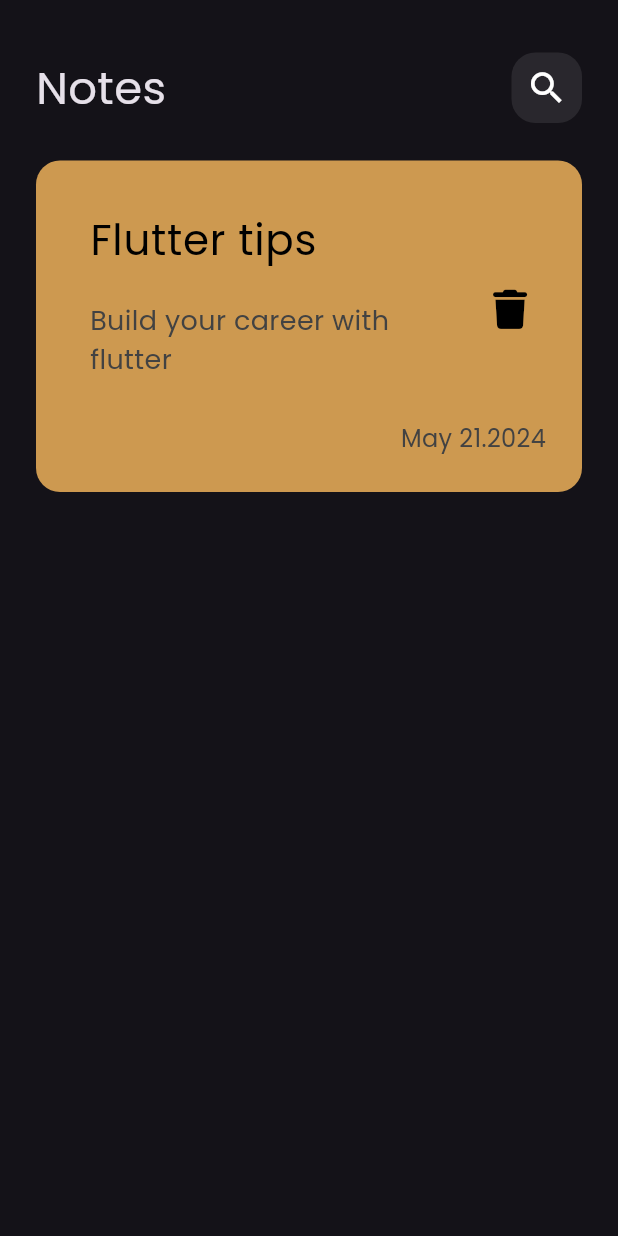
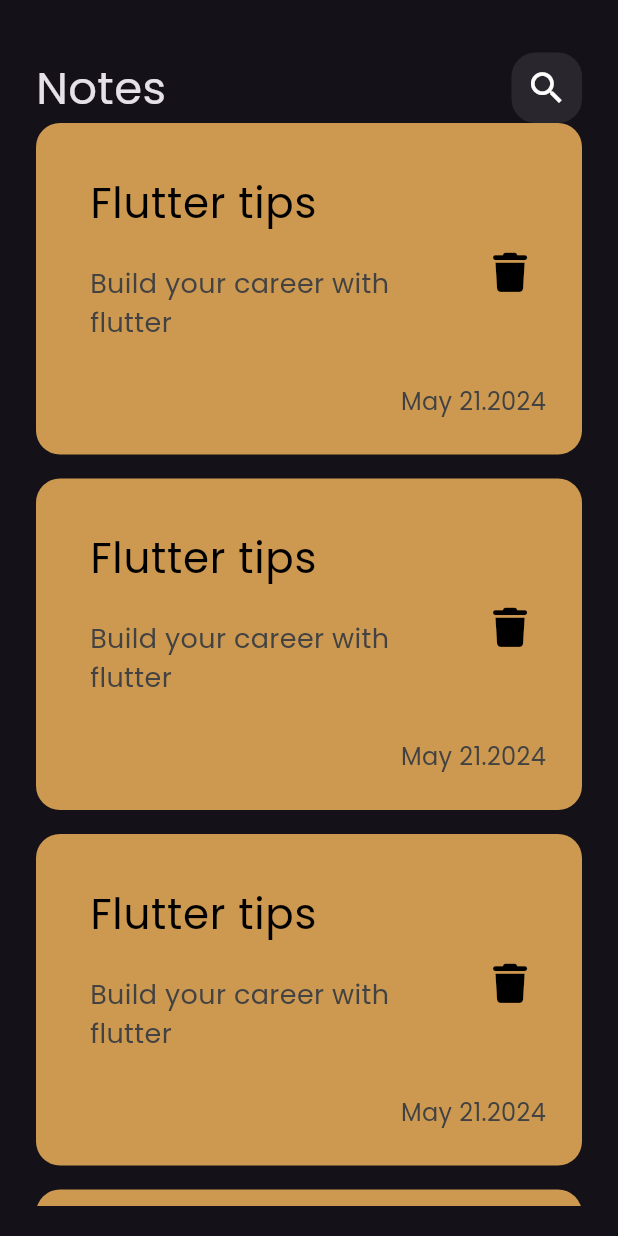
Before and after one commit to FlutterSmith/notes_app, a Flutter app: the screen it shows after launch, on a phone screen of 412 x 824 dp. Run offline on Flutter 3.47's test engine with Material 3 defaults, Android fonts, the phone set to English and light mode, and no system bars; our stand-ins replace font_awesome_flutter.

Commit message:
create notes ListView

```diff
--- a/lib/widgets/custom_notes_card.dart
+++ b/lib/widgets/custom_notes_card.dart
@@ -6,7 +6,8 @@ class CustomNotesCard extends StatelessWidget {
 
   @override
   Widget build(BuildContext context) {
-    return Container(
+    return
+    Container(
       padding: const EdgeInsets.only(
         top: 24,
         bottom: 24,
@@ -54,9 +55,12 @@ class CustomNotesCard extends StatelessWidget {
               'May 21.2024',
               style: TextStyle(color: Colors.grey.shade800, fontSize: 16),
             ),
+
           ),
         ],
+
       ),
+
     );
   }
 }
--- /dev/null
+++ b/lib/widgets/notes_list_view.dart
@@ -0,0 +1,16 @@
+import 'package:flutter/material.dart';
+import 'package:note_app/widgets/custom_notes_card.dart';
+
+class NotesListView extends StatelessWidget {
+  const NotesListView({super.key});
+
+  @override
+  Widget build(BuildContext context) {
+    return ListView.builder(itemBuilder: (context, index) {
+      return const Padding(
+        padding: EdgeInsets.only(bottom: 16.0),
+        child: CustomNotesCard(),
+      );
+    });
+  }
+}
--- a/lib/widgets/notes_view_body.dart
+++ b/lib/widgets/notes_view_body.dart
@@ -1,6 +1,8 @@
 import 'package:flutter/material.dart';
+import 'package:flutter/widgets.dart';
 import 'package:note_app/widgets/custom_app_bar.dart';
 import 'package:note_app/widgets/custom_notes_card.dart';
+import 'package:note_app/widgets/notes_list_view.dart';
 
 class NotesViewBody extends StatelessWidget {
   const NotesViewBody({super.key});
@@ -18,10 +20,9 @@ class NotesViewBody extends StatelessWidget {
             height: 15,
           ),
           CustomAppBar(),
-          SizedBox(
-            height: 25,
+          Expanded(
+            child: NotesListView(),
           ),
-          CustomNotesCard(),
         ],
       ),
     );
```
